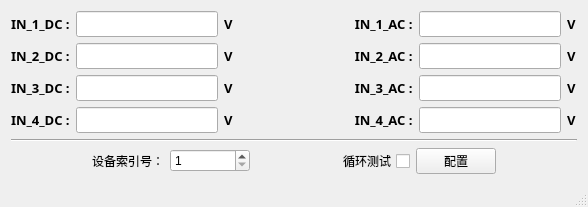
Above: mainwindow.ui from tgl233/TH_ISE130_I before the change. Below: the same form after it.
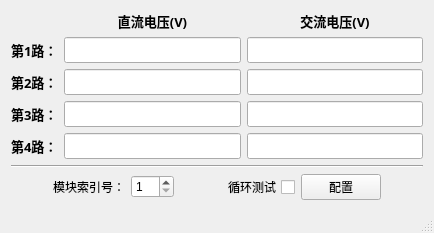
That is the form after the change. Icons and pictures are not drawn.

Commit message: 重构了显示界面

```diff
--- a/mainwindow.ui
+++ b/mainwindow.ui
@@ -6,8 +6,8 @@
    <rect>
     <x>0</x>
     <y>0</y>
-    <width>588</width>
-    <height>206</height>
+    <width>434</width>
+    <height>225</height>
    </rect>
   </property>
   <property name="windowTitle">
@@ -20,8 +20,8 @@
   <widget class="QWidget" name="centralWidget">
    <layout class="QVBoxLayout" name="verticalLayout">
     <item>
-     <layout class="QHBoxLayout" name="horizontalLayout">
-      <item>
+     <layout class="QGridLayout" name="gridLayout">
+      <item row="1" column="0">
        <widget class="QLabel" name="label">
         <property name="font">
          <font>
@@ -32,11 +32,11 @@
          </font>
         </property>
         <property name="text">
-         <string>IN_1_DC :</string>
+         <string>第1路：</string>
         </property>
        </widget>
       </item>
-      <item>
+      <item row="1" column="1">
        <widget class="QLineEdit" name="IN_1_DC">
         <property name="font">
          <font>
@@ -57,56 +57,7 @@
         </property>
        </widget>
       </item>
-      <item>
-       <widget class="QLabel" name="label_2">
-        <property name="font">
-         <font>
-          <family>微软雅黑</family>
-          <pointsize>10</pointsize>
-          <weight>75</weight>
-          <italic>false</italic>
-          <bold>true</bold>
-          <underline>false</underline>
-          <strikeout>false</strikeout>
-         </font>
-        </property>
-        <property name="text">
-         <string>V  </string>
-        </property>
-       </widget>
-      </item>
-      <item>
-       <spacer name="horizontalSpacer">
-        <property name="orientation">
-         <enum>Qt::Horizontal</enum>
-        </property>
-        <property name="sizeType">
-         <enum>QSizePolicy::Expanding</enum>
-        </property>
-        <property name="sizeHint" stdset="0">
-         <size>
-          <width>40</width>
-          <height>20</height>
-         </size>
-        </property>
-       </spacer>
-      </item>
-      <item>
-       <widget class="QLabel" name="label_4">
-        <property name="font">
-         <font>
-          <family>微软雅黑</family>
-          <pointsize>10</pointsize>
-          <weight>75</weight>
-          <bold>true</bold>
-         </font>
-        </property>
-        <property name="text">
-         <string>  IN_1_AC :</string>
-        </property>
-       </widget>
-      </item>
-      <item>
+      <item row="1" column="2">
        <widget class="QLineEdit" name="IN_1_AC">
         <property name="sizePolicy">
          <sizepolicy hsizetype="Expanding" vsizetype="Fixed">
@@ -127,29 +78,7 @@
         </property>
        </widget>
       </item>
-      <item>
-       <widget class="QLabel" name="label_3">
-        <property name="font">
-         <font>
-          <family>微软雅黑</family>
-          <pointsize>10</pointsize>
-          <weight>75</weight>
-          <italic>false</italic>
-          <bold>true</bold>
-          <underline>false</underline>
-          <strikeout>false</strikeout>
-         </font>
-        </property>
-        <property name="text">
-         <string>V</string>
-        </property>
-       </widget>
-      </item>
-     </layout>
-    </item>
-    <item>
-     <layout class="QHBoxLayout" name="horizontalLayout_2">
-      <item>
+      <item row="2" column="0">
        <widget class="QLabel" name="label_8">
         <property name="font">
          <font>
@@ -160,11 +89,11 @@
          </font>
         </property>
         <property name="text">
-         <string>IN_2_DC :</string>
+         <string>第2路：</string>
         </property>
        </widget>
       </item>
-      <item>
+      <item row="2" column="1">
        <widget class="QLineEdit" name="IN_2_DC">
         <property name="font">
          <font>
@@ -179,53 +108,7 @@
         </property>
        </widget>
       </item>
-      <item>
-       <widget class="QLabel" name="label_6">
-        <property name="font">
-         <font>
-          <family>微软雅黑</family>
-          <pointsize>10</pointsize>
-          <weight>75</weight>
-          <italic>false</italic>
-          <bold>true</bold>
-          <underline>false</underline>
-          <strikeout>false</strikeout>
-         </font>
-        </property>
-        <property name="text">
-         <string>V  </string>
-        </property>
-       </widget>
-      </item>
-      <item>
-       <spacer name="horizontalSpacer_2">
-        <property name="orientation">
-         <enum>Qt::Horizontal</enum>
-        </property>
-        <property name="sizeHint" stdset="0">
-         <size>
-          <width>40</width>
-          <height>20</height>
-         </size>
-        </property>
-       </spacer>
-      </item>
-      <item>
-       <widget class="QLabel" name="label_5">
-        <property name="font">
-         <font>
-          <family>微软雅黑</family>
-          <pointsize>10</pointsize>
-          <weight>75</weight>
-          <bold>true</bold>
-         </font>
-        </property>
-        <property name="text">
-         <string>  IN_2_AC :</string>
-        </property>
-       </widget>
-      </item>
-      <item>
+      <item row="2" column="2">
        <widget class="QLineEdit" name="IN_2_AC">
         <property name="font">
          <font>
@@ -240,29 +123,7 @@
         </property>
        </widget>
       </item>
-      <item>
-       <widget class="QLabel" name="label_7">
-        <property name="font">
-         <font>
-          <family>微软雅黑</family>
-          <pointsize>10</pointsize>
-          <weight>75</weight>
-          <italic>false</italic>
-          <bold>true</bold>
-          <underline>false</underline>
-          <strikeout>false</strikeout>
-         </font>
-        </property>
-        <property name="text">
-         <string>V</string>
-        </property>
-       </widget>
-      </item>
-     </layout>
-    </item>
-    <item>
-     <layout class="QHBoxLayout" name="horizontalLayout_3">
-      <item>
+      <item row="3" column="0">
        <widget class="QLabel" name="label_16">
         <property name="font">
          <font>
@@ -273,11 +134,11 @@
          </font>
         </property>
         <property name="text">
-         <string>IN_3_DC :</string>
+         <string>第3路：</string>
         </property>
        </widget>
       </item>
-      <item>
+      <item row="3" column="1">
        <widget class="QLineEdit" name="IN_3_DC">
         <property name="font">
          <font>
@@ -292,53 +153,7 @@
         </property>
        </widget>
       </item>
-      <item>
-       <widget class="QLabel" name="label_11">
-        <property name="font">
-         <font>
-          <family>微软雅黑</family>
-          <pointsize>10</pointsize>
-          <weight>75</weight>
-          <italic>false</italic>
-          <bold>true</bold>
-          <underline>false</underline>
-          <strikeout>false</strikeout>
-         </font>
-        </property>
-        <property name="text">
-         <string>V  </string>
-        </property>
-       </widget>
-      </item>
-      <item>
-       <spacer name="horizontalSpacer_3">
-        <property name="orientation">
-         <enum>Qt::Horizontal</enum>
-        </property>
-        <property name="sizeHint" stdset="0">
-         <size>
-          <width>40</width>
-          <height>20</height>
-         </size>
-        </property>
-       </spacer>
-      </item>
-      <item>
-       <widget class="QLabel" name="label_15">
-        <property name="font">
-         <font>
-          <family>微软雅黑</family>
-          <pointsize>10</pointsize>
-          <weight>75</weight>
-          <bold>true</bold>
-         </font>
-        </property>
-        <property name="text">
-         <string>  IN_3_AC :</string>
-        </property>
-       </widget>
-      </item>
-      <item>
+      <item row="3" column="2">
        <widget class="QLineEdit" name="IN_3_AC">
         <property name="font">
          <font>
@@ -353,8 +168,14 @@
         </property>
        </widget>
       </item>
-      <item>
+      <item row="0" column="2">
        <widget class="QLabel" name="label_14">
+        <property name="sizePolicy">
+         <sizepolicy hsizetype="Preferred" vsizetype="MinimumExpanding">
+          <horstretch>0</horstretch>
+          <verstretch>0</verstretch>
+         </sizepolicy>
+        </property>
         <property name="font">
          <font>
           <family>微软雅黑</family>
@@ -367,15 +188,14 @@
          </font>
         </property>
         <property name="text">
-         <string>V</string>
+         <string>交流电压(V)</string>
+        </property>
+        <property name="alignment">
+         <set>Qt::AlignCenter</set>
         </property>
        </widget>
       </item>
-     </layout>
-    </item>
-    <item>
-     <layout class="QHBoxLayout" name="horizontalLayout_4">
-      <item>
+      <item row="4" column="0">
        <widget class="QLabel" name="label_9">
         <property name="font">
          <font>
@@ -386,11 +206,11 @@
          </font>
         </property>
         <property name="text">
-         <string>IN_4_DC :</string>
+         <string>第4路：</string>
         </property>
        </widget>
       </item>
-      <item>
+      <item row="4" column="1">
        <widget class="QLineEdit" name="IN_4_DC">
         <property name="font">
          <font>
@@ -405,53 +225,7 @@
         </property>
        </widget>
       </item>
-      <item>
-       <widget class="QLabel" name="label_10">
-        <property name="font">
-         <font>
-          <family>微软雅黑</family>
-          <pointsize>10</pointsize>
-          <weight>75</weight>
-          <italic>false</italic>
-          <bold>true</bold>
-          <underline>false</underline>
-          <strikeout>false</strikeout>
-         </font>
-        </property>
-        <property name="text">
-         <string>V  </string>
-        </property>
-       </widget>
-      </item>
-      <item>
-       <spacer name="horizontalSpacer_4">
-        <property name="orientation">
-         <enum>Qt::Horizontal</enum>
-        </property>
-        <property name="sizeHint" stdset="0">
-         <size>
-          <width>40</width>
-          <height>20</height>
-         </size>
-        </property>
-       </spacer>
-      </item>
-      <item>
-       <widget class="QLabel" name="label_12">
-        <property name="font">
-         <font>
-          <family>微软雅黑</family>
-          <pointsize>10</pointsize>
-          <weight>75</weight>
-          <bold>true</bold>
-         </font>
-        </property>
-        <property name="text">
-         <string>  IN_4_AC :</string>
-        </property>
-       </widget>
-      </item>
-      <item>
+      <item row="4" column="2">
        <widget class="QLineEdit" name="IN_4_AC">
         <property name="font">
          <font>
@@ -466,8 +240,14 @@
         </property>
        </widget>
       </item>
-      <item>
+      <item row="0" column="1">
        <widget class="QLabel" name="label_13">
+        <property name="sizePolicy">
+         <sizepolicy hsizetype="Preferred" vsizetype="MinimumExpanding">
+          <horstretch>0</horstretch>
+          <verstretch>0</verstretch>
+         </sizepolicy>
+        </property>
         <property name="font">
          <font>
           <family>微软雅黑</family>
@@ -480,7 +260,10 @@
          </font>
         </property>
         <property name="text">
-         <string>V</string>
+         <string>直流电压(V)</string>
+        </property>
+        <property name="alignment">
+         <set>Qt::AlignCenter</set>
         </property>
        </widget>
       </item>
@@ -495,6 +278,9 @@
     </item>
     <item>
      <layout class="QHBoxLayout" name="horizontalLayout_5">
+      <property name="sizeConstraint">
+       <enum>QLayout::SetMinimumSize</enum>
+      </property>
       <item>
        <spacer name="horizontalSpacer_6">
         <property name="orientation">
@@ -517,7 +303,7 @@
          </sizepolicy>
         </property>
         <property name="text">
-         <string>设备索引号：</string>
+         <string>模块索引号：</string>
         </property>
        </widget>
       </item>
```
The commit also changes 1 other file.
